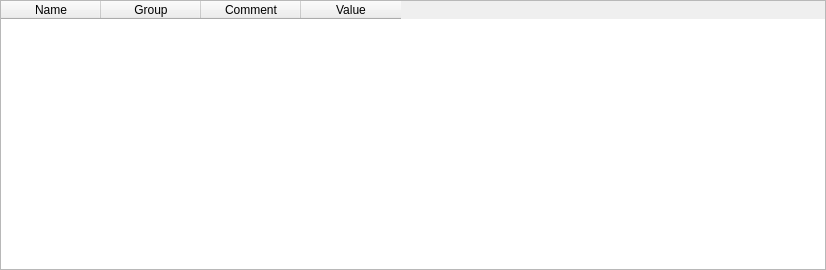
The window that projects/SignalSimulator/QtDebuggingDialog/SimulatorListDialog.ui (endazon/playground) describes before a commit, drawn with Qt 5.
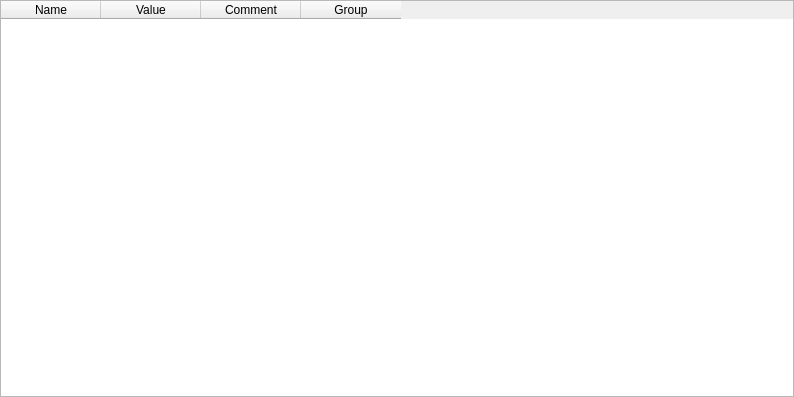
The same window after the commit.

Commit message: SimulatorListDialog修正

The edit to the form file:
```diff
--- a/projects/SignalSimulator/QtDebuggingDialog/SimulatorListDialog.ui
+++ b/projects/SignalSimulator/QtDebuggingDialog/SimulatorListDialog.ui
@@ -6,8 +6,8 @@
    <rect>
     <x>0</x>
     <y>0</y>
-    <width>826</width>
-    <height>270</height>
+    <width>794</width>
+    <height>397</height>
    </rect>
   </property>
   <property name="windowTitle">
@@ -31,6 +31,12 @@
    </property>
    <item>
     <widget class="QTableWidget" name="TableWidget">
+     <property name="sizePolicy">
+      <sizepolicy hsizetype="Expanding" vsizetype="Expanding">
+       <horstretch>0</horstretch>
+       <verstretch>0</verstretch>
+      </sizepolicy>
+     </property>
      <property name="sizeAdjustPolicy">
       <enum>QAbstractScrollArea::AdjustToContents</enum>
      </property>
@@ -42,21 +48,21 @@
        <string>Name</string>
       </property>
      </column>
-     <column>
-      <property name="text">
-       <string>Group</string>
-      </property>
-     </column>
-     <column>
-      <property name="text">
-       <string>Comment</string>
-      </property>
-     </column>
      <column>
       <property name="text">
        <string>Value</string>
       </property>
      </column>
+     <column>
+      <property name="text">
+       <string>Comment</string>
+      </property>
+     </column>
+     <column>
+      <property name="text">
+       <string>Group</string>
+      </property>
+     </column>
     </widget>
    </item>
   </layout>
```
The commit also changes 2 other files.
